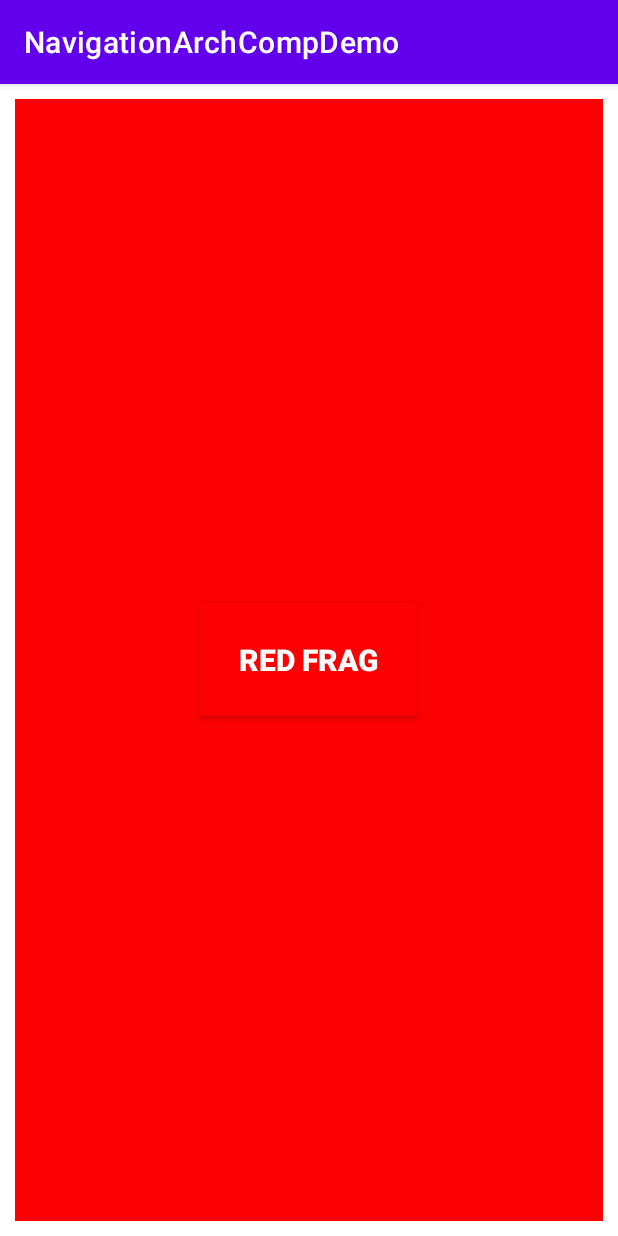
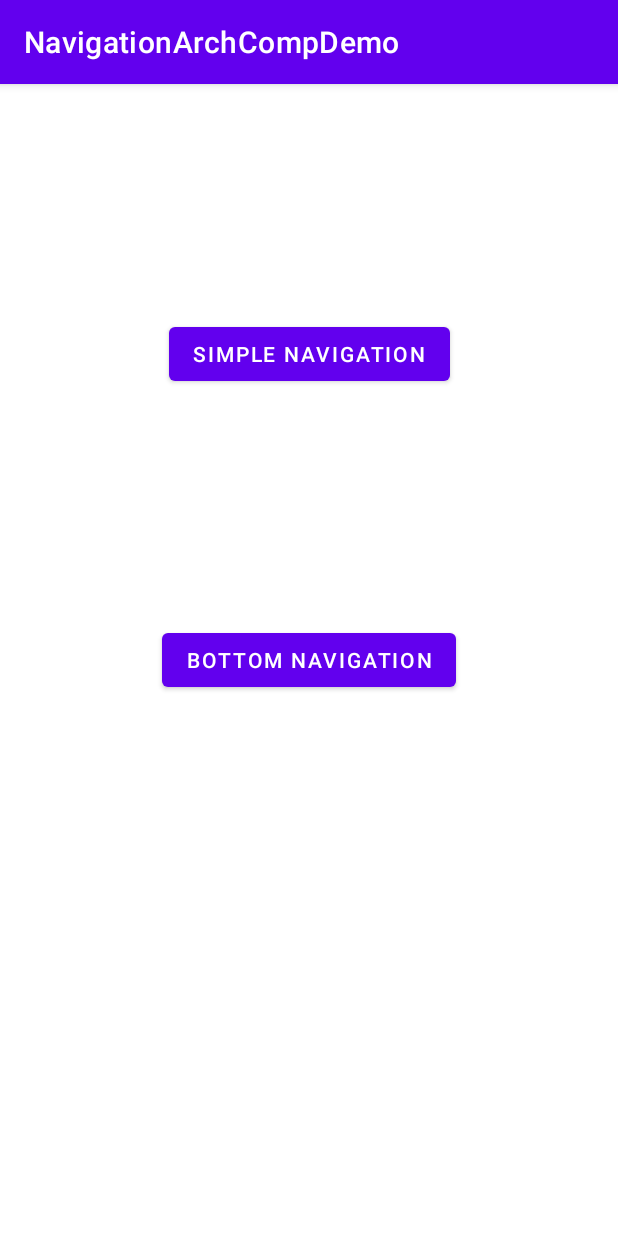
Before and after one commit to AshutoshAJ/Navigation-Component, an Android app: the screen it shows after launch (MainActivity), on a phone screen of 412 x 824 dp. Run offline under Robolectric (Android 15) with nearby library versions, the phone set to English and light mode, and no system bars.

Commit message:
Added simple navigation button

```diff
--- a/app/src/main/AndroidManifest.xml
+++ b/app/src/main/AndroidManifest.xml
@@ -10,6 +10,9 @@
         android:supportsRtl="true"
         android:theme="@style/Theme.NavigationArchCompDemo">
         <activity
+            android:name=".activities.SimpleNavigationActivity"
+            android:exported="true" />
+        <activity
             android:name=".activities.MainActivity"
             android:exported="true">
             <intent-filter>
--- a/app/src/main/java/com/ajandroid/navigationarchcompdemo/activities/MainActivity.java
+++ b/app/src/main/java/com/ajandroid/navigationarchcompdemo/activities/MainActivity.java
@@ -2,15 +2,44 @@ package com.ajandroid.navigationarchcompdemo.activities;
 
 import androidx.appcompat.app.AppCompatActivity;
 
+import android.content.Intent;
 import android.os.Bundle;
+import android.view.View;
 
 import com.ajandroid.navigationarchcompdemo.R;
+import com.ajandroid.navigationarchcompdemo.databinding.ActivityMainBinding;
 
 public class MainActivity extends AppCompatActivity {
+
+    private ActivityMainBinding binding;
 
     @Override
     protected void onCreate(Bundle savedInstanceState) {
         super.onCreate(savedInstanceState);
-        setContentView(R.layout.activity_main);
+
+        binding = ActivityMainBinding.inflate(getLayoutInflater());
+
+        setContentView(binding.getRoot());
+
+        initListeners();
+    }
+
+    private void initListeners() {
+
+        binding.simpleNavigationBtn.setOnClickListener(new View.OnClickListener() {
+            @Override
+            public void onClick(View view) {
+                Intent intent = new Intent(MainActivity.this, SimpleNavigationActivity.class);
+                startActivity(intent);
+            }
+        });
+
+        binding.bottomNavigationBtn.setOnClickListener(new View.OnClickListener() {
+            @Override
+            public void onClick(View view) {
+
+            }
+        });
+
     }
 }
--- a/app/src/main/res/layout/activity_main.xml
+++ b/app/src/main/res/layout/activity_main.xml
@@ -6,18 +6,26 @@
     android:layout_height="match_parent"
     tools:context=".activities.MainActivity">
 
-    <androidx.fragment.app.FragmentContainerView
-        android:id="@+id/nav_host_fragment"
-        android:name="androidx.navigation.fragment.NavHostFragment"
-        android:layout_width="0dp"
-        android:layout_height="0dp"
-        android:layout_margin="10dp"
-        app:layout_constraintLeft_toLeftOf="parent"
-        app:layout_constraintRight_toRightOf="parent"
-        app:layout_constraintTop_toTopOf="parent"
+    <Button
+        android:id="@+id/bottomNavigationBtn"
+        android:layout_width="wrap_content"
+        android:layout_height="wrap_content"
+        android:text="@string/bottom_navigation"
         app:layout_constraintBottom_toBottomOf="parent"
+        app:layout_constraintEnd_toEndOf="parent"
+        app:layout_constraintHorizontal_bias="0.5"
+        app:layout_constraintStart_toStartOf="parent"
+        app:layout_constraintTop_toTopOf="parent" />
 
-        app:defaultNavHost="true"
-        app:navGraph="@navigation/nav_graph" />
+    <Button
+        android:id="@+id/simpleNavigationBtn"
+        android:layout_width="wrap_content"
+        android:layout_height="wrap_content"
+        android:text="@string/simple_navigation"
+        app:layout_constraintBottom_toTopOf="@+id/bottomNavigationBtn"
+        app:layout_constraintEnd_toEndOf="parent"
+        app:layout_constraintHorizontal_bias="0.501"
+        app:layout_constraintStart_toStartOf="parent"
+        app:layout_constraintTop_toTopOf="parent" />
 
 </androidx.constraintlayout.widget.ConstraintLayout>
--- a/app/src/main/res/values/strings.xml
+++ b/app/src/main/res/values/strings.xml
@@ -2,4 +2,6 @@
     <string name="app_name">NavigationArchCompDemo</string>
     <!-- TODO: Remove or change this placeholder text -->
     <string name="hello_blank_fragment">Hello blank fragment</string>
+    <string name="bottom_navigation">Bottom Navigation</string>
+    <string name="simple_navigation">Simple Navigation</string>
 </resources>
```
Also changed, not shown: app/src/main/java/com/ajandroid/navigationarchcompdemo/activities/SimpleNavigationActivity.java (added, +16 -0 lines), app/src/main/res/layout/activity_simple_navigation.xml (added, +23 -0 lines).
